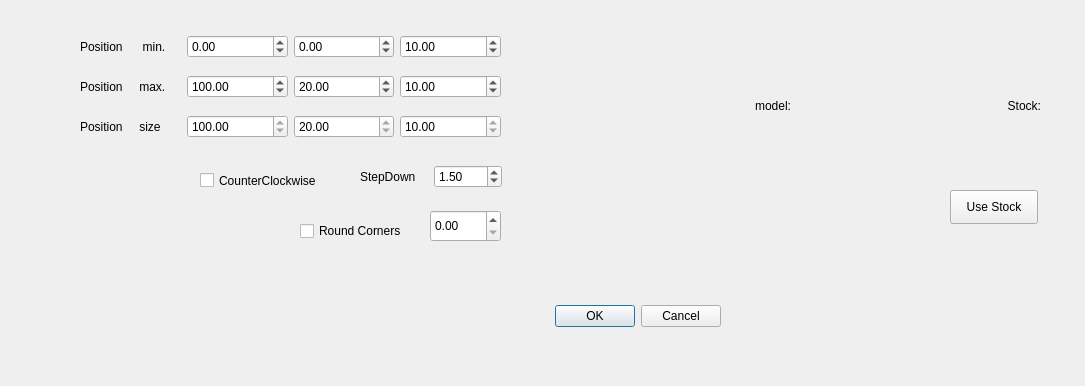
Qt form src/Gui/rectcutdialog.ui (fredrickojackson/CppCAM) before a commit.
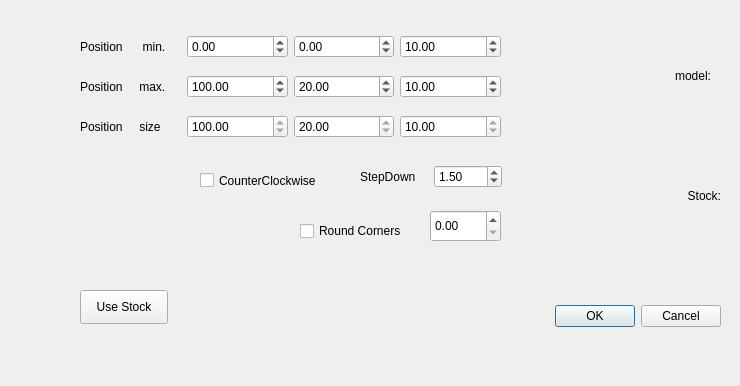
The same form after that commit.

Patch:
```diff
--- a/src/Gui/rectcutdialog.ui
+++ b/src/Gui/rectcutdialog.ui
@@ -6,7 +6,7 @@
    <rect>
     <x>0</x>
     <y>0</y>
-    <width>1085</width>
+    <width>740</width>
     <height>386</height>
    </rect>
   </property>
@@ -193,8 +193,8 @@
   <widget class="QPushButton" name="pbUsestock">
    <property name="geometry">
     <rect>
-     <x>950</x>
-     <y>190</y>
+     <x>80</x>
+     <y>290</y>
      <width>88</width>
      <height>34</height>
     </rect>
@@ -255,8 +255,8 @@
   <widget class="QLabel" name="lblModel">
    <property name="geometry">
     <rect>
-     <x>600</x>
-     <y>60</y>
+     <x>520</x>
+     <y>30</y>
      <width>191</width>
      <height>91</height>
     </rect>
@@ -271,8 +271,8 @@
   <widget class="QLabel" name="lblStock">
    <property name="geometry">
     <rect>
-     <x>830</x>
-     <y>60</y>
+     <x>510</x>
+     <y>150</y>
      <width>211</width>
      <height>91</height>
     </rect>
```
Left out of the diff: 8 changed lines with no effect on the pictures.
